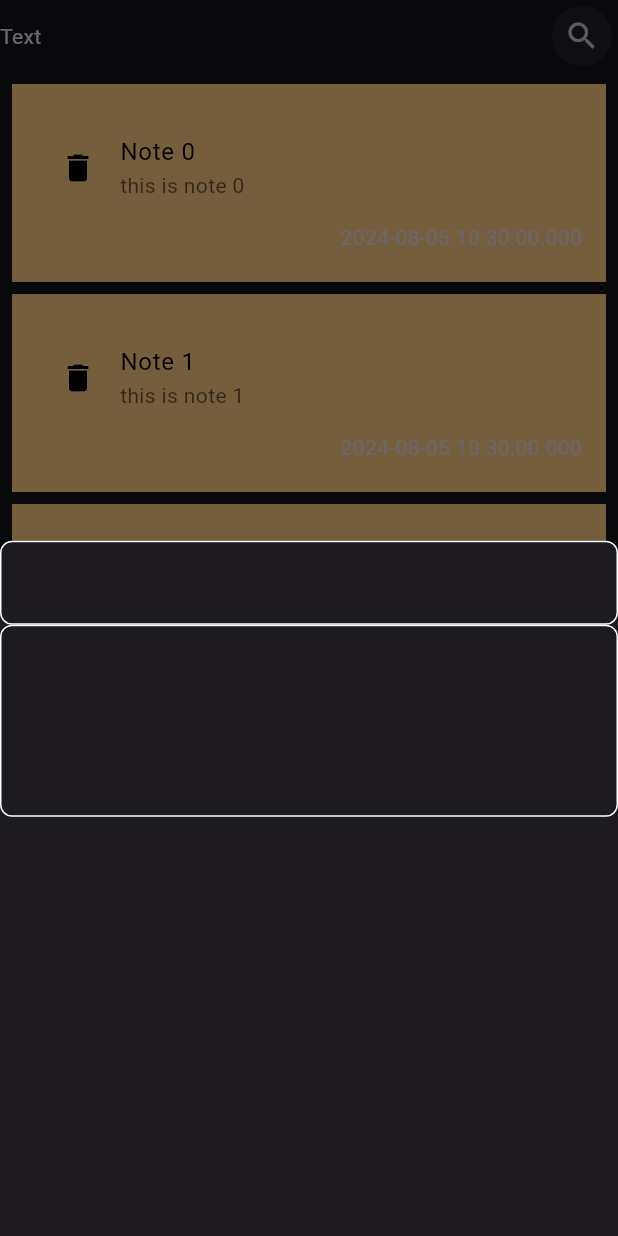
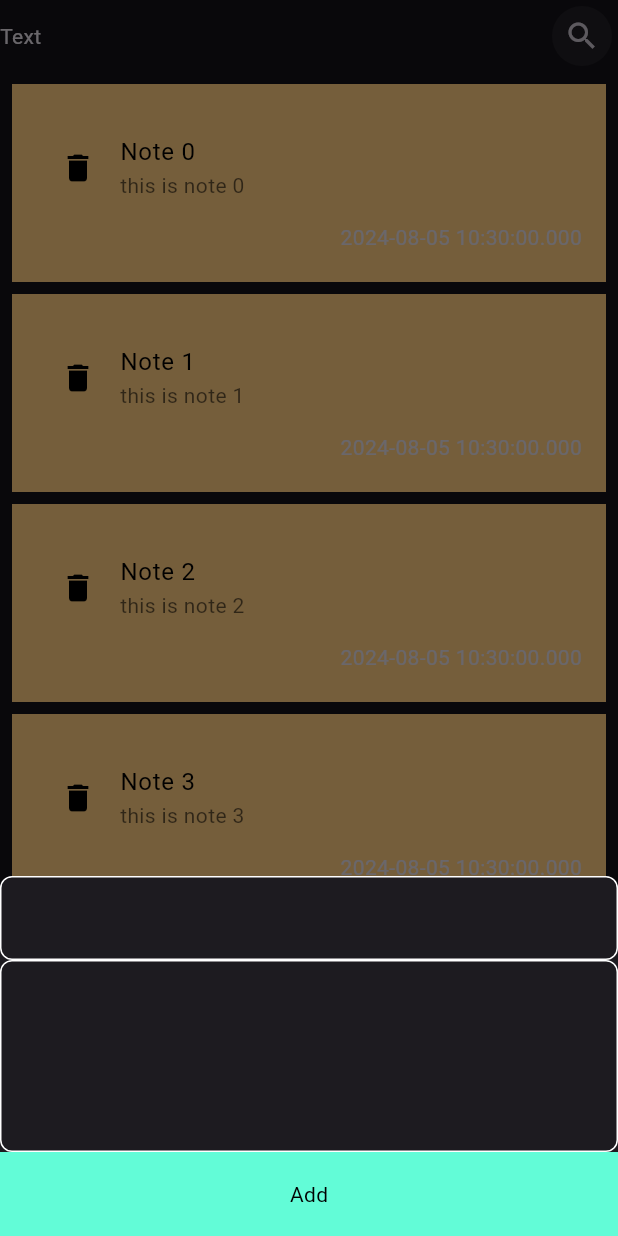
Before and after one commit to Mahmoud-Magdy17/notes_app, a Flutter app: the screen it shows after launch, after a tap on the "add" icon, on a phone screen of 412 x 824 dp. Run offline on Flutter 3.47's test engine with Material 3 defaults, Android fonts, the phone set to English and light mode, and no system bars; Roboto replaces fonts that are missing (assets/fonts/Poppins/Poppins-Regular.ttf).

Commit message:
build custom button

```diff
--- a/lib/features/add_note_feature/ui/add_note_view.dart
+++ b/lib/features/add_note_feature/ui/add_note_view.dart
@@ -1,5 +1,6 @@
 import 'package:flutter/material.dart';
 
+import 'widgets/custom_button.dart';
 import 'widgets/custom_text_form_field.dart';
 
 class AddNoteView extends StatelessWidget {
@@ -7,16 +8,22 @@
 
   @override
   Widget build(BuildContext context) {
-    return const Column(
+    return SingleChildScrollView(
+      child: Column(
         children: [
-        CustomTextFormField(
+          const CustomTextFormField(
             hint: 'Title',
           ),
-        CustomTextFormField(
+          const CustomTextFormField(
             hint: 'Content',
             maxLines: 4,
           ),
+          CustomButton(
+            onTap: () {},
+            text: 'Add',
+          ),
         ],
+      ),
     );
   }
 }
--- /dev/null
+++ b/lib/features/add_note_feature/ui/widgets/custom_button.dart
@@ -0,0 +1,26 @@
+import 'package:flutter/material.dart';
+
+import '../../../../core/constants/colors.dart';
+
+class CustomButton extends StatelessWidget {
+  const CustomButton({super.key, required this.onTap, required this.text});
+  final Function() onTap;
+  final String text;
+  @override
+  Widget build(BuildContext context) {
+    return InkWell(
+      onTap: onTap,
+      child: Container(
+        padding: const EdgeInsets.symmetric(horizontal: 24),
+        alignment: Alignment.center,
+        width: MediaQuery.of(context).size.width,
+        height: 56,
+        color: kPrimaryColor,
+        child: Text(
+          text,
+          style: const TextStyle(color: Colors.black),
+        ),
+      ),
+    );
+  }
+}
--- a/lib/main.dart
+++ b/lib/main.dart
@@ -14,6 +14,7 @@
     return MaterialApp(
       theme: ThemeData(
         brightness: Brightness.dark,
+        fontFamily: 'assets/fonts/Poppins/Poppins-Regular.ttf'
       ),
       debugShowCheckedModeBanner: false,
       home: HomeView(),
--- a/pubspec.yaml
+++ b/pubspec.yaml
@@ -79,7 +79,7 @@
       fonts:
         - asset: assets/fonts/Poppins/Poppins-Regular.ttf
         - asset: assets/fonts/Poppins/Poppins-Bold.ttf
-          style: bold
+          weight: 500
   #   - family: Trajan Pro
   #     fonts:
   #       - asset: fonts/TrajanPro.ttf
```
Lines whose indentation alone changed are shown as unchanged.
